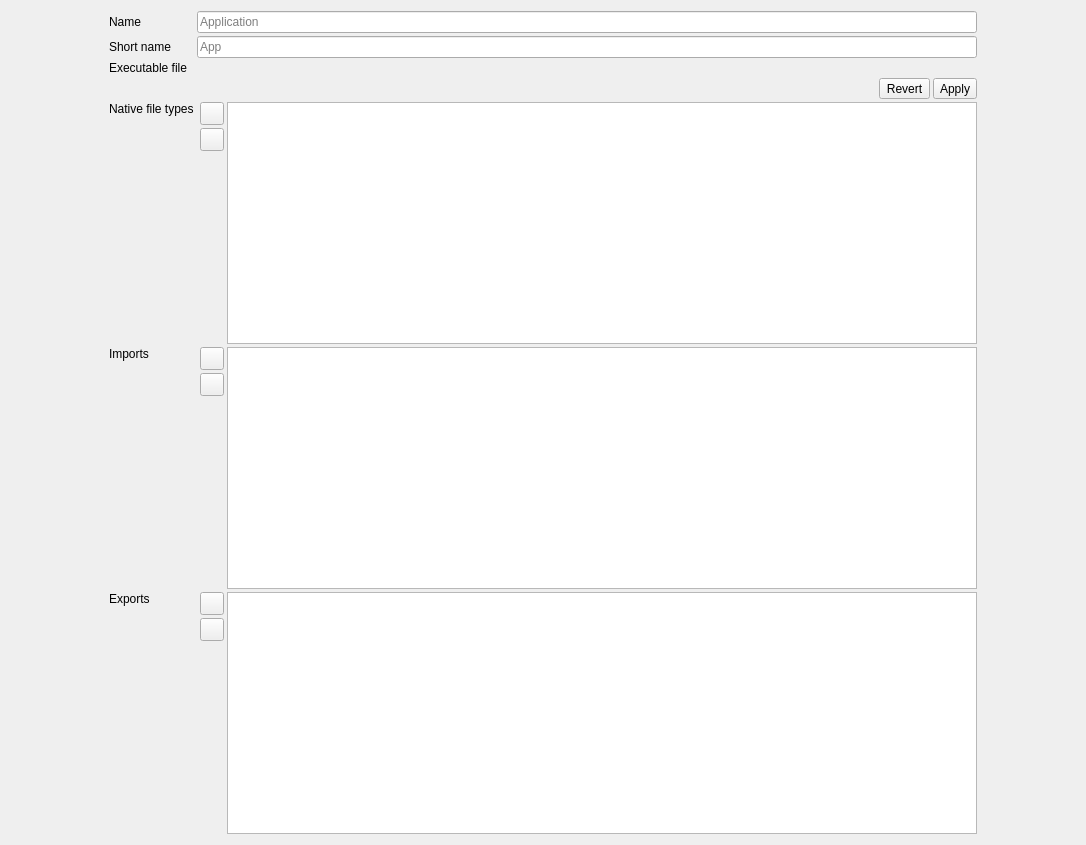
RxLaboratory/Ramses-Client, file src/applicationeditwidget.ui: the form before one commit.
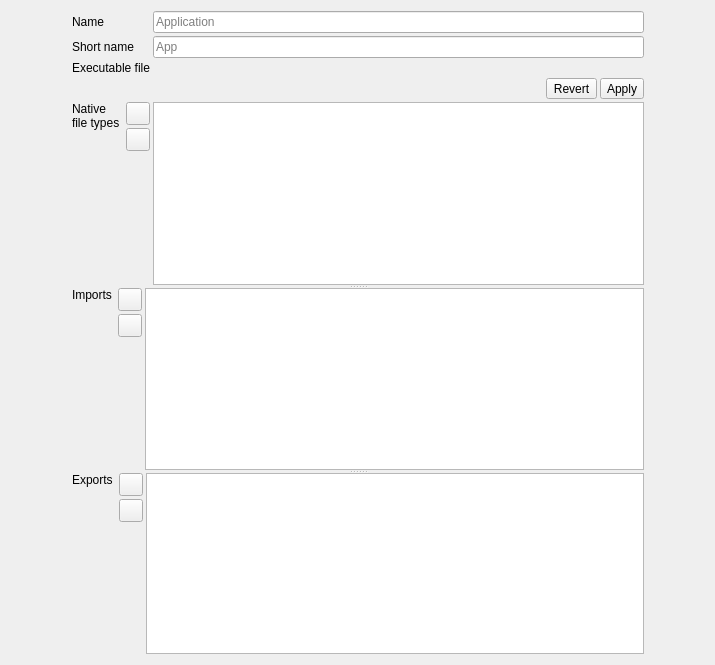
The form after the commit. Icons and pictures are not drawn.

What changed in the file:
```diff
--- a/src/applicationeditwidget.ui
+++ b/src/applicationeditwidget.ui
@@ -6,8 +6,8 @@
    <rect>
     <x>0</x>
     <y>0</y>
-    <width>1086</width>
-    <height>845</height>
+    <width>715</width>
+    <height>665</height>
    </rect>
   </property>
   <property name="windowTitle">
@@ -37,10 +37,29 @@
     </spacer>
    </item>
    <item>
+    <layout class="QVBoxLayout" name="verticalLayout_4">
+     <property name="spacing">
+      <number>3</number>
+     </property>
+     <item>
     <layout class="QGridLayout" name="gridLayout_2">
      <property name="spacing">
       <number>3</number>
      </property>
+       <item row="2" column="0">
+        <widget class="QLabel" name="label_6">
+         <property name="text">
+          <string>Executable file</string>
+         </property>
+        </widget>
+       </item>
+       <item row="1" column="0">
+        <widget class="QLabel" name="label_5">
+         <property name="text">
+          <string>Short name</string>
+         </property>
+        </widget>
+       </item>
      <item row="0" column="1">
       <widget class="QLineEdit" name="nameEdit">
        <property name="maxLength">
@@ -51,206 +70,6 @@
        </property>
       </widget>
      </item>
-     <item row="0" column="0">
-      <widget class="QLabel" name="label_4">
-       <property name="text">
-        <string>Name</string>
-       </property>
-      </widget>
-     </item>
-     <item row="5" column="1">
-      <widget class="QWidget" name="widget_2" native="true">
-       <property name="sizePolicy">
-        <sizepolicy hsizetype="Preferred" vsizetype="Expanding">
-         <horstretch>0</horstretch>
-         <verstretch>0</verstretch>
-        </sizepolicy>
-       </property>
-       <layout class="QHBoxLayout" name="horizontalLayout_3">
-        <property name="spacing">
-         <number>3</number>
-        </property>
-        <property name="leftMargin">
-         <number>0</number>
-        </property>
-        <property name="topMargin">
-         <number>0</number>
-        </property>
-        <property name="rightMargin">
-         <number>0</number>
-        </property>
-        <property name="bottomMargin">
-         <number>0</number>
-        </property>
-        <item>
-         <layout class="QVBoxLayout" name="verticalLayout_2">
-          <property name="spacing">
-           <number>3</number>
-          </property>
-          <property name="leftMargin">
-           <number>3</number>
-          </property>
-          <item>
-           <widget class="QToolButton" name="assignImportButton">
-            <property name="text">
-             <string/>
-            </property>
-            <property name="icon">
-             <iconset resource="resources.qrc">
-              <normaloff>:/icons/add</normaloff>:/icons/add</iconset>
-            </property>
-            <property name="popupMode">
-             <enum>QToolButton::InstantPopup</enum>
-            </property>
-           </widget>
-          </item>
-          <item>
-           <widget class="QToolButton" name="removeImportButton">
-            <property name="text">
-             <string/>
-            </property>
-            <property name="icon">
-             <iconset resource="resources.qrc">
-              <normaloff>:/icons/remove</normaloff>:/icons/remove</iconset>
-            </property>
-           </widget>
-          </item>
-          <item>
-           <spacer name="verticalSpacer_4">
-            <property name="orientation">
-             <enum>Qt::Vertical</enum>
-            </property>
-            <property name="sizeHint" stdset="0">
-             <size>
-              <width>20</width>
-              <height>40</height>
-             </size>
-            </property>
-           </spacer>
-          </item>
-         </layout>
-        </item>
-        <item>
-         <widget class="QListWidget" name="importList"/>
-        </item>
-       </layout>
-      </widget>
-     </item>
-     <item row="5" column="0">
-      <widget class="QLabel" name="label_9">
-       <property name="text">
-        <string>Imports</string>
-       </property>
-       <property name="alignment">
-        <set>Qt::AlignLeading|Qt::AlignLeft|Qt::AlignTop</set>
-       </property>
-      </widget>
-     </item>
-     <item row="4" column="1">
-      <widget class="QWidget" name="widget" native="true">
-       <property name="sizePolicy">
-        <sizepolicy hsizetype="Preferred" vsizetype="Expanding">
-         <horstretch>0</horstretch>
-         <verstretch>0</verstretch>
-        </sizepolicy>
-       </property>
-       <layout class="QHBoxLayout" name="horizontalLayout_2">
-        <property name="spacing">
-         <number>3</number>
-        </property>
-        <property name="leftMargin">
-         <number>0</number>
-        </property>
-        <property name="topMargin">
-         <number>0</number>
-        </property>
-        <property name="rightMargin">
-         <number>0</number>
-        </property>
-        <property name="bottomMargin">
-         <number>0</number>
-        </property>
-        <item>
-         <layout class="QVBoxLayout" name="verticalLayout">
-          <property name="spacing">
-           <number>3</number>
-          </property>
-          <property name="leftMargin">
-           <number>3</number>
-          </property>
-          <item>
-           <widget class="QToolButton" name="assignNativeButton">
-            <property name="text">
-             <string/>
-            </property>
-            <property name="icon">
-             <iconset resource="resources.qrc">
-              <normaloff>:/icons/add</normaloff>:/icons/add</iconset>
-            </property>
-            <property name="popupMode">
-             <enum>QToolButton::InstantPopup</enum>
-            </property>
-           </widget>
-          </item>
-          <item>
-           <widget class="QToolButton" name="removeNativeButton">
-            <property name="text">
-             <string/>
-            </property>
-            <property name="icon">
-             <iconset resource="resources.qrc">
-              <normaloff>:/icons/remove</normaloff>:/icons/remove</iconset>
-            </property>
-           </widget>
-          </item>
-          <item>
-           <spacer name="verticalSpacer_3">
-            <property name="orientation">
-             <enum>Qt::Vertical</enum>
-            </property>
-            <property name="sizeHint" stdset="0">
-             <size>
-              <width>20</width>
-              <height>40</height>
-             </size>
-            </property>
-           </spacer>
-          </item>
-         </layout>
-        </item>
-        <item>
-         <widget class="QListWidget" name="nativeList"/>
-        </item>
-       </layout>
-      </widget>
-     </item>
-     <item row="1" column="1">
-      <widget class="QLineEdit" name="shortNameEdit">
-       <property name="maxLength">
-        <number>10</number>
-       </property>
-       <property name="placeholderText">
-        <string>App</string>
-       </property>
-      </widget>
-     </item>
-     <item row="2" column="1">
-      <layout class="QHBoxLayout" name="executableLayout"/>
-     </item>
-     <item row="1" column="0">
-      <widget class="QLabel" name="label_5">
-       <property name="text">
-        <string>Short name</string>
-       </property>
-      </widget>
-     </item>
-     <item row="2" column="0">
-      <widget class="QLabel" name="label_6">
-       <property name="text">
-        <string>Executable file</string>
-       </property>
-      </widget>
-     </item>
      <item row="3" column="1">
       <layout class="QHBoxLayout" name="horizontalLayout">
        <property name="spacing">
@@ -299,27 +118,216 @@
        </item>
       </layout>
      </item>
-     <item row="4" column="0">
+       <item row="1" column="1">
+        <widget class="QLineEdit" name="shortNameEdit">
+         <property name="maxLength">
+          <number>10</number>
+         </property>
+         <property name="placeholderText">
+          <string>App</string>
+         </property>
+        </widget>
+       </item>
+       <item row="2" column="1">
+        <layout class="QHBoxLayout" name="executableLayout"/>
+       </item>
+       <item row="0" column="0">
+        <widget class="QLabel" name="label_4">
+         <property name="text">
+          <string>Name</string>
+         </property>
+        </widget>
+       </item>
+      </layout>
+     </item>
+     <item>
+      <widget class="QSplitter" name="nativeSplitter">
+       <property name="orientation">
+        <enum>Qt::Vertical</enum>
+       </property>
+       <property name="handleWidth">
+        <number>3</number>
+       </property>
+       <widget class="QWidget" name="widget" native="true">
+        <property name="sizePolicy">
+         <sizepolicy hsizetype="Preferred" vsizetype="Expanding">
+          <horstretch>0</horstretch>
+          <verstretch>0</verstretch>
+         </sizepolicy>
+        </property>
+        <layout class="QHBoxLayout" name="horizontalLayout_2">
+         <property name="spacing">
+          <number>3</number>
+         </property>
+         <property name="leftMargin">
+          <number>0</number>
+         </property>
+         <property name="topMargin">
+          <number>0</number>
+         </property>
+         <property name="rightMargin">
+          <number>0</number>
+         </property>
+         <property name="bottomMargin">
+          <number>0</number>
+         </property>
+         <item>
       <widget class="QLabel" name="label_8">
        <property name="text">
-        <string>Native file types</string>
+            <string>Native
+file types</string>
        </property>
        <property name="alignment">
         <set>Qt::AlignLeading|Qt::AlignLeft|Qt::AlignTop</set>
        </property>
       </widget>
      </item>
-     <item row="6" column="0">
-      <widget class="QLabel" name="label_10">
+         <item>
+          <layout class="QVBoxLayout" name="verticalLayout">
+           <property name="spacing">
+            <number>3</number>
+           </property>
+           <property name="leftMargin">
+            <number>3</number>
+           </property>
+           <item>
+            <widget class="QToolButton" name="assignNativeButton">
        <property name="text">
-        <string>Exports</string>
-       </property>
+              <string/>
+             </property>
+             <property name="icon">
+              <iconset resource="resources.qrc">
+               <normaloff>:/icons/add</normaloff>:/icons/add</iconset>
+             </property>
+             <property name="popupMode">
+              <enum>QToolButton::InstantPopup</enum>
+             </property>
+            </widget>
+           </item>
+           <item>
+            <widget class="QToolButton" name="removeNativeButton">
+             <property name="text">
+              <string/>
+             </property>
+             <property name="icon">
+              <iconset resource="resources.qrc">
+               <normaloff>:/icons/remove</normaloff>:/icons/remove</iconset>
+             </property>
+            </widget>
+           </item>
+           <item>
+            <spacer name="verticalSpacer_3">
+             <property name="orientation">
+              <enum>Qt::Vertical</enum>
+             </property>
+             <property name="sizeHint" stdset="0">
+              <size>
+               <width>20</width>
+               <height>40</height>
+              </size>
+             </property>
+            </spacer>
+           </item>
+          </layout>
+         </item>
+         <item>
+          <widget class="QListWidget" name="nativeList"/>
+         </item>
+        </layout>
+       </widget>
+       <widget class="QSplitter" name="splitter">
+        <property name="orientation">
+         <enum>Qt::Vertical</enum>
+        </property>
+        <property name="handleWidth">
+         <number>3</number>
+        </property>
+        <widget class="QWidget" name="widget_2" native="true">
+         <property name="sizePolicy">
+          <sizepolicy hsizetype="Preferred" vsizetype="Expanding">
+           <horstretch>0</horstretch>
+           <verstretch>0</verstretch>
+          </sizepolicy>
+         </property>
+         <layout class="QHBoxLayout" name="horizontalLayout_3">
+          <property name="spacing">
+           <number>3</number>
+          </property>
+          <property name="leftMargin">
+           <number>0</number>
+          </property>
+          <property name="topMargin">
+           <number>0</number>
+          </property>
+          <property name="rightMargin">
+           <number>0</number>
+          </property>
+          <property name="bottomMargin">
+           <number>0</number>
+          </property>
+          <item>
+           <widget class="QLabel" name="label_9">
+            <property name="text">
+             <string>Imports</string>
+            </property>
        <property name="alignment">
         <set>Qt::AlignLeading|Qt::AlignLeft|Qt::AlignTop</set>
        </property>
       </widget>
      </item>
-     <item row="6" column="1">
+          <item>
+           <layout class="QVBoxLayout" name="verticalLayout_2">
+            <property name="spacing">
+             <number>3</number>
+            </property>
+            <property name="leftMargin">
+             <number>3</number>
+            </property>
+            <item>
+             <widget class="QToolButton" name="assignImportButton">
+              <property name="text">
+               <string/>
+              </property>
+              <property name="icon">
+               <iconset resource="resources.qrc">
+                <normaloff>:/icons/add</normaloff>:/icons/add</iconset>
+              </property>
+              <property name="popupMode">
+               <enum>QToolButton::InstantPopup</enum>
+              </property>
+             </widget>
+            </item>
+            <item>
+             <widget class="QToolButton" name="removeImportButton">
+              <property name="text">
+               <string/>
+              </property>
+              <property name="icon">
+               <iconset resource="resources.qrc">
+                <normaloff>:/icons/remove</normaloff>:/icons/remove</iconset>
+              </property>
+             </widget>
+            </item>
+            <item>
+             <spacer name="verticalSpacer_4">
+              <property name="orientation">
+               <enum>Qt::Vertical</enum>
+              </property>
+              <property name="sizeHint" stdset="0">
+               <size>
+                <width>20</width>
+                <height>40</height>
+               </size>
+              </property>
+             </spacer>
+            </item>
+           </layout>
+          </item>
+          <item>
+           <widget class="QListWidget" name="importList"/>
+          </item>
+         </layout>
+        </widget>
       <widget class="QWidget" name="widget_3" native="true">
        <property name="sizePolicy">
         <sizepolicy hsizetype="Preferred" vsizetype="Expanding">
@@ -343,6 +351,16 @@
         <property name="bottomMargin">
          <number>0</number>
         </property>
+          <item>
+           <widget class="QLabel" name="label_10">
+            <property name="text">
+             <string>Exports</string>
+            </property>
+            <property name="alignment">
+             <set>Qt::AlignLeading|Qt::AlignLeft|Qt::AlignTop</set>
+            </property>
+           </widget>
+          </item>
         <item>
          <layout class="QVBoxLayout" name="verticalLayout_3">
           <property name="spacing">
@@ -395,6 +413,8 @@
          <widget class="QListWidget" name="exportList"/>
         </item>
        </layout>
+        </widget>
+       </widget>
       </widget>
      </item>
     </layout>
```
Lines whose indentation alone changed are shown as unchanged.
